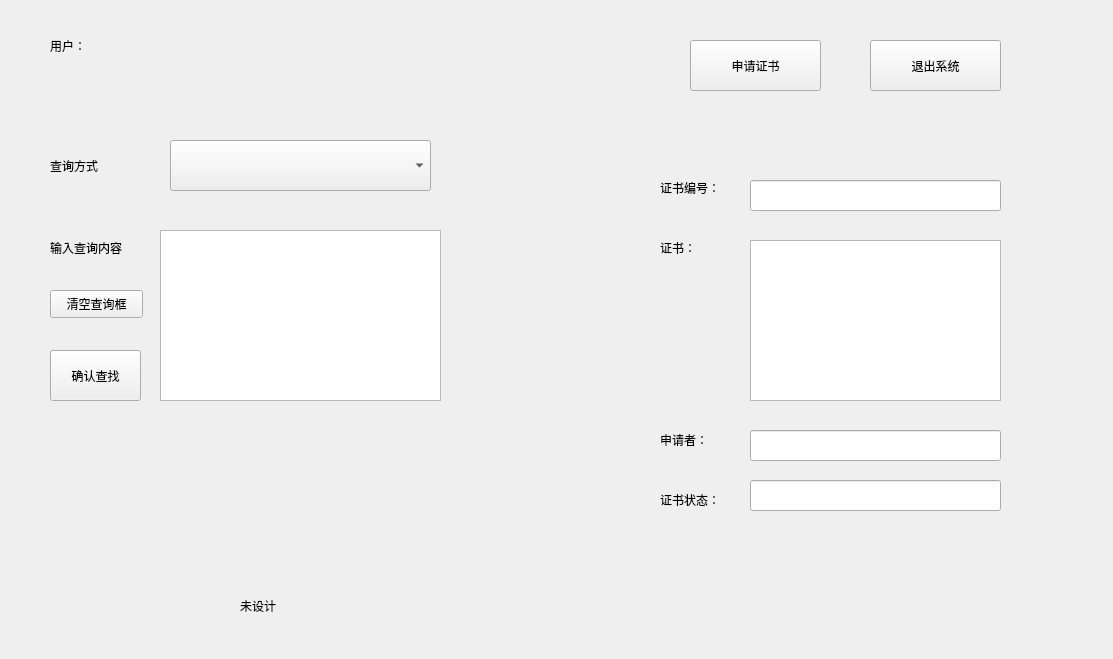
Old version of the form UI_Files/Search.ui in the repository ZxxWs/CA_System.
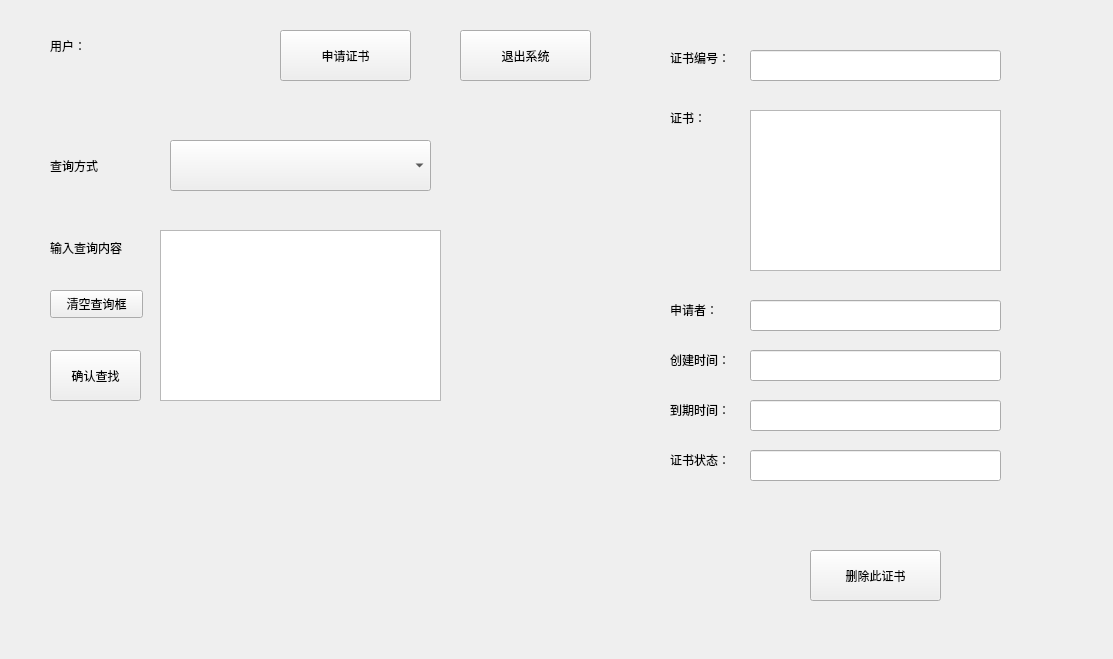
New version of the form.

What changed in the file:
```diff
--- a/UI_Files/Search.ui
+++ b/UI_Files/Search.ui
@@ -18,7 +18,7 @@
     <rect>
      <x>50</x>
      <y>30</y>
-     <width>91</width>
+     <width>221</width>
      <height>31</height>
     </rect>
    </property>
@@ -95,14 +95,14 @@
     </rect>
    </property>
    <property name="text">
-    <string>未设计</string>
+    <string/>
    </property>
   </widget>
   <widget class="QPushButton" name="ButtonApplyFor">
    <property name="geometry">
     <rect>
-     <x>690</x>
-     <y>40</y>
+     <x>280</x>
+     <y>30</y>
      <width>131</width>
      <height>51</height>
     </rect>
@@ -114,8 +114,8 @@
   <widget class="QPushButton" name="ButtonExit">
    <property name="geometry">
     <rect>
-     <x>870</x>
-     <y>40</y>
+     <x>460</x>
+     <y>30</y>
      <width>131</width>
      <height>51</height>
     </rect>
@@ -140,8 +140,8 @@
   <widget class="QLabel" name="LabelCertID">
    <property name="geometry">
     <rect>
-     <x>660</x>
-     <y>180</y>
+     <x>670</x>
+     <y>50</y>
      <width>72</width>
      <height>15</height>
     </rect>
@@ -153,8 +153,8 @@
   <widget class="QLabel" name="LabelCert">
    <property name="geometry">
     <rect>
-     <x>660</x>
-     <y>240</y>
+     <x>670</x>
+     <y>110</y>
      <width>72</width>
      <height>15</height>
     </rect>
@@ -167,7 +167,7 @@
    <property name="geometry">
     <rect>
      <x>750</x>
-     <y>180</y>
+     <y>50</y>
      <width>251</width>
      <height>31</height>
     </rect>
@@ -177,7 +177,7 @@
    <property name="geometry">
     <rect>
      <x>750</x>
-     <y>240</y>
+     <y>110</y>
      <width>251</width>
      <height>161</height>
     </rect>
@@ -186,8 +186,8 @@
   <widget class="QLabel" name="LabelCertState">
    <property name="geometry">
     <rect>
-     <x>660</x>
-     <y>490</y>
+     <x>670</x>
+     <y>450</y>
      <width>71</width>
      <height>20</height>
     </rect>
@@ -199,8 +199,8 @@
   <widget class="QLabel" name="LabelClientName">
    <property name="geometry">
     <rect>
-     <x>660</x>
-     <y>430</y>
+     <x>670</x>
+     <y>300</y>
      <width>71</width>
      <height>20</height>
     </rect>
@@ -213,7 +213,7 @@
    <property name="geometry">
     <rect>
      <x>750</x>
-     <y>430</y>
+     <y>300</y>
      <width>251</width>
      <height>31</height>
     </rect>
@@ -223,7 +223,66 @@
    <property name="geometry">
     <rect>
      <x>750</x>
-     <y>480</y>
+     <y>450</y>
+     <width>251</width>
+     <height>31</height>
+    </rect>
+   </property>
+  </widget>
+  <widget class="QPushButton" name="ButtonDelete">
+   <property name="geometry">
+    <rect>
+     <x>810</x>
+     <y>550</y>
+     <width>131</width>
+     <height>51</height>
+    </rect>
+   </property>
+   <property name="text">
+    <string>删除此证书</string>
+   </property>
+  </widget>
+  <widget class="QLabel" name="LabelCertCreateTime">
+   <property name="geometry">
+    <rect>
+     <x>670</x>
+     <y>350</y>
+     <width>71</width>
+     <height>20</height>
+    </rect>
+   </property>
+   <property name="text">
+    <string>创建时间：</string>
+   </property>
+  </widget>
+  <widget class="QLineEdit" name="LineEditCertCreateTime">
+   <property name="geometry">
+    <rect>
+     <x>750</x>
+     <y>350</y>
+     <width>251</width>
+     <height>31</height>
+    </rect>
+   </property>
+  </widget>
+  <widget class="QLabel" name="LabelCertDieTime">
+   <property name="geometry">
+    <rect>
+     <x>670</x>
+     <y>400</y>
+     <width>71</width>
+     <height>20</height>
+    </rect>
+   </property>
+   <property name="text">
+    <string>到期时间：</string>
+   </property>
+  </widget>
+  <widget class="QLineEdit" name="LineEditCertDieTime">
+   <property name="geometry">
+    <rect>
+     <x>750</x>
+     <y>400</y>
      <width>251</width>
      <height>31</height>
     </rect>
```
